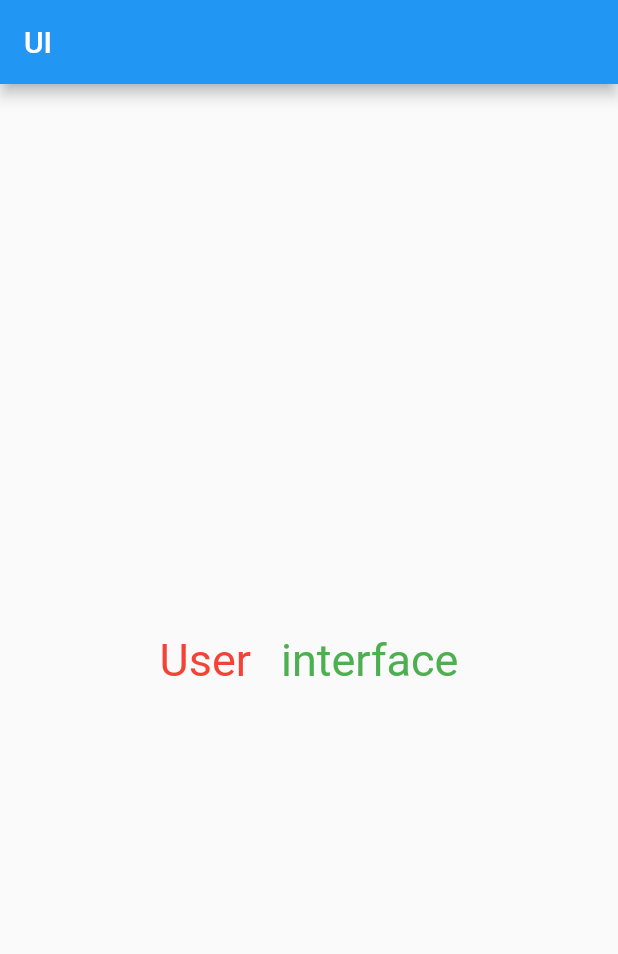
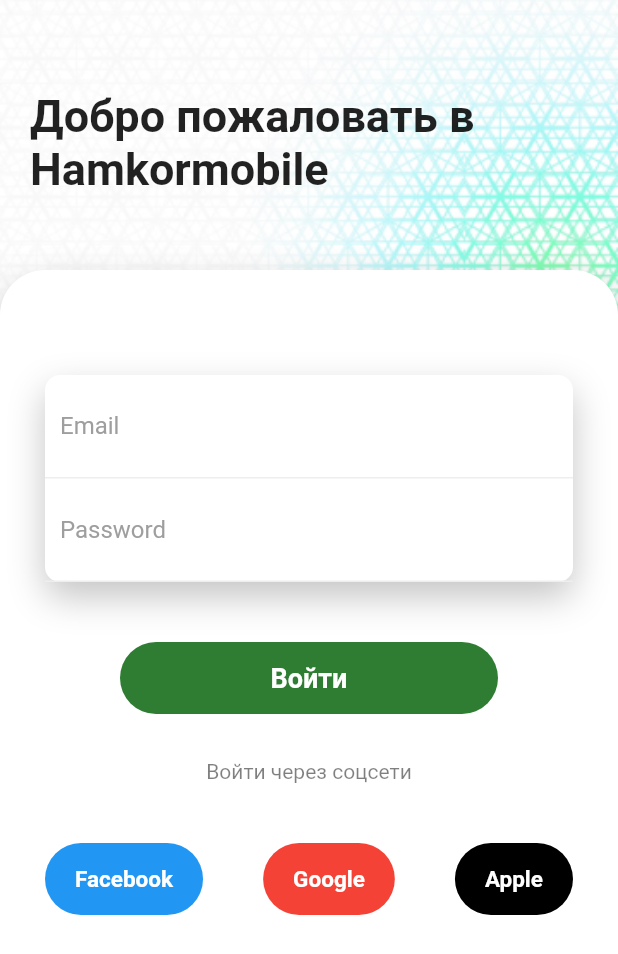
Before and after one commit to Komilisakov/intermeiate, a Flutter app: the screen it shows after launch, on a phone screen of 412 x 824 dp. Shown: the top 954 px of the screen. Run offline on Flutter 3.47's test engine with Material 2 defaults, Android fonts, the phone set to English and light mode, and no system bars.

Commit message:
login page

```diff
--- a/lib/main.dart
+++ b/lib/main.dart
@@ -1,5 +1,6 @@
 import 'package:flutter/material.dart';
 import 'package:intermeiate/pages/home_page.dart';
+import 'package:intermeiate/pages/login_page.dart';
 
 void main() {
   runApp(const MyApp());
@@ -12,12 +13,16 @@ class MyApp extends StatelessWidget {
   @override
   Widget build(BuildContext context) {
     return MaterialApp(
+      debugShowCheckedModeBanner: false,
       title: 'Flutter Demo',
       theme: ThemeData(
         primarySwatch: Colors.blue,
       ),
-      home: HomePage(),
-      routes: {HomePage.id: (context) => HomePage()},
-    );
+      home: LoginPage(),
+      routes: {
+        HomePage.id: (context) => HomePage(),
+        LoginPage.id: (context) => LoginPage()
+      },
+      );
   }
 }
--- a/lib/pages/home_page.dart
+++ b/lib/pages/home_page.dart
@@ -1,7 +1,7 @@
 import 'package:flutter/material.dart';
 
 class HomePage extends StatefulWidget {
- static final String id = "home_page";
+  static final String id = "home_page";
 
   @override
   _HomePageState createState() => _HomePageState();
@@ -15,24 +15,33 @@ class _HomePageState extends State<HomePage> {
         title: Text("UI"),
       ),
       body: Center(
-        child:Row(
-          mainAxisAlignment: MainAxisAlignment.center,
-          children: [
-      Text('User', style: _CTS(color: Colors.red),),
-      SizedBox(width: 20,),
-      Text("interface",style: _CTS(),)
-    ],
-
-        )
-      ),
+          child: Row(
+        mainAxisAlignment: MainAxisAlignment.center,
+        children: [
+          Text(
+            'User',
+            style: _CTS(color: Colors.red),
+          ),
+          SizedBox(
+            width: 16,
+          ),
+          Text(
+            "interface",
+            style: _CTS(),
+          )
+        ],
+      )),
     );
   }
 }
- _CTS({Color? color = Colors.green, int? size}){
+
+TextStyle _CTS({Color? color = Colors.green, double? size = 30}) {
   return TextStyle(
-    fontSize: 30,color: color,
+    fontSize: size,
+    color: color,
   );
 }
-TextStyle customStyle(){
+
+TextStyle customStyle() {
   return TextStyle(fontSize: 20);
 }
--- /dev/null
+++ b/lib/pages/login_page.dart
@@ -0,0 +1,169 @@
+import 'package:flutter/material.dart';
+
+class LoginPage extends StatefulWidget {
+  static final String id = "login_page";
+
+  @override
+  _LoginPageState createState() => _LoginPageState();
+}
+
+class _LoginPageState extends State<LoginPage> {
+  @override
+  Widget build(BuildContext context) {
+    return Scaffold(
+      body: Container(
+          width: double.infinity,
+          decoration: BoxDecoration(
+            image: DecorationImage(
+              alignment: Alignment.topCenter,
+              fit: BoxFit.fitWidth,
+              image: AssetImage('assets/images/bg.png'),
+            ),
+          ),
+          child:
+          Column(crossAxisAlignment: CrossAxisAlignment.start, children: [
+            SizedBox(height: 40),
+            Container(
+              padding: EdgeInsets.all(20),
+              child: Text(
+                "Добро пожаловать в  Hamkormobile",
+                style: TextStyle(fontSize: 30, fontWeight: FontWeight.bold),
+              ),
+            ),
+            SizedBox(height: 30),
+            Expanded(
+              child: Container(
+                  width: double.infinity,
+                  height: 200,
+                  //double.infinity,
+                  // padding: EdgeInsets.all(50),
+                  decoration: BoxDecoration(
+                      color: Colors.white,
+                      borderRadius: BorderRadius.only(
+                          topRight: Radius.circular(30),
+                          topLeft: Radius.circular(30)),
+                      boxShadow: [
+                        BoxShadow(
+                          color: Color.fromRGBO(171, 171, 171, 0.7),
+                          blurRadius: 20,
+                          offset: Offset(0, 10),
+                        )
+                      ]),
+                  child: SingleChildScrollView(
+                    child: Padding(
+                      padding: const EdgeInsets.all(30.0),
+                      child: Column(
+                        children: [
+                          SizedBox(
+                            height: 40,
+                          ),
+                          //#email , #password
+                          Container(
+                            decoration: BoxDecoration(
+                                color: Colors.white,
+                                borderRadius: BorderRadius.circular(10),
+                                boxShadow: [
+                                  BoxShadow(
+                                    color: Color.fromRGBO(171, 171, 171, 0.7),
+                                    blurRadius: 20,
+                                    offset: Offset(0, 10),
+                                  )
+                                ]),
+                            child: Column(children: [
+                              Container(
+                                decoration: BoxDecoration(
+                                    border: Border(
+                                        bottom: BorderSide(
+                                            color: Colors.grey[200]!))),
+                                padding: EdgeInsets.all(10),
+                                child: TextField(
+                                  decoration: InputDecoration(
+                                      hintText: "Email",
+                                      hintStyle: TextStyle(
+                                        color: Colors.grey,
+                                      ),
+                                      border: InputBorder.none),
+                                ),
+                              ),
+                              Container(
+                                decoration: BoxDecoration(
+                                    border: Border(
+                                        bottom: BorderSide(
+                                            color: Colors.grey[200]!))),
+                                padding: EdgeInsets.all(10),
+                                child: TextField(
+                                  decoration: InputDecoration(
+                                      hintText: "Password",
+                                      hintStyle: TextStyle(
+                                        color: Colors.grey,
+                                      ),
+                                      border: InputBorder.none),
+                                ),
+                              )
+                            ]),
+                            // child:TextField(
+                            //
+                            // )
+                          ),
+                          SizedBox(height: 40,),
+                          //# Login button
+                          Container(
+                              margin: EdgeInsets.symmetric(horizontal: 50),
+                              height: 48,
+                              decoration: BoxDecoration(
+                                borderRadius: BorderRadius.circular(50),
+                                color: Colors.green[800],
+
+                              ),
+                              child: Center(
+                                child: Text("Войти", style: TextStyle(
+                                    color: Colors.white,
+                                    fontSize: 18,
+                                    fontWeight: FontWeight.bold),),
+                              )
+                          ),
+                          SizedBox(height: 30,),
+                          Text("Войти через соцсети", style: TextStyle(
+                              color: Colors.black.withOpacity(0.5)),),
+                          SizedBox(height: 40,),
+                          Container(
+                            child: Row(
+                              mainAxisAlignment: MainAxisAlignment.spaceBetween,
+                                children: [
+                                  _button(title:"Facebook",color: Colors.blue),
+                                  _button(title:"Google",color: Colors.red),
+                                  _button(title:"Apple",color: Colors.black),
+                                ],
+                            ),
+                          )
+                        ],
+                      ),
+                    ),
+                  )),
+            )
+            // #login,  #welcome
+          ])),
+    );
+  }
+}
+
+Widget _button({title, color}) {
+  return Container(
+
+        // margin: EdgeInsets.symmetric(horizontal: 50),
+        height: 48,
+        padding: EdgeInsets.symmetric(horizontal: 20),
+        decoration: BoxDecoration(
+          borderRadius: BorderRadius.circular(50),
+          color: color,
+
+        ),
+        child: Center(
+          child: Text(title, style: TextStyle(
+              color: Colors.white,
+              fontSize: 15,
+              fontWeight: FontWeight.bold),),
+        )
+
+  );
+}
```
Also changed, not shown: pubspec.yaml (+2 -35 lines), assets/images/bg.png (added).
